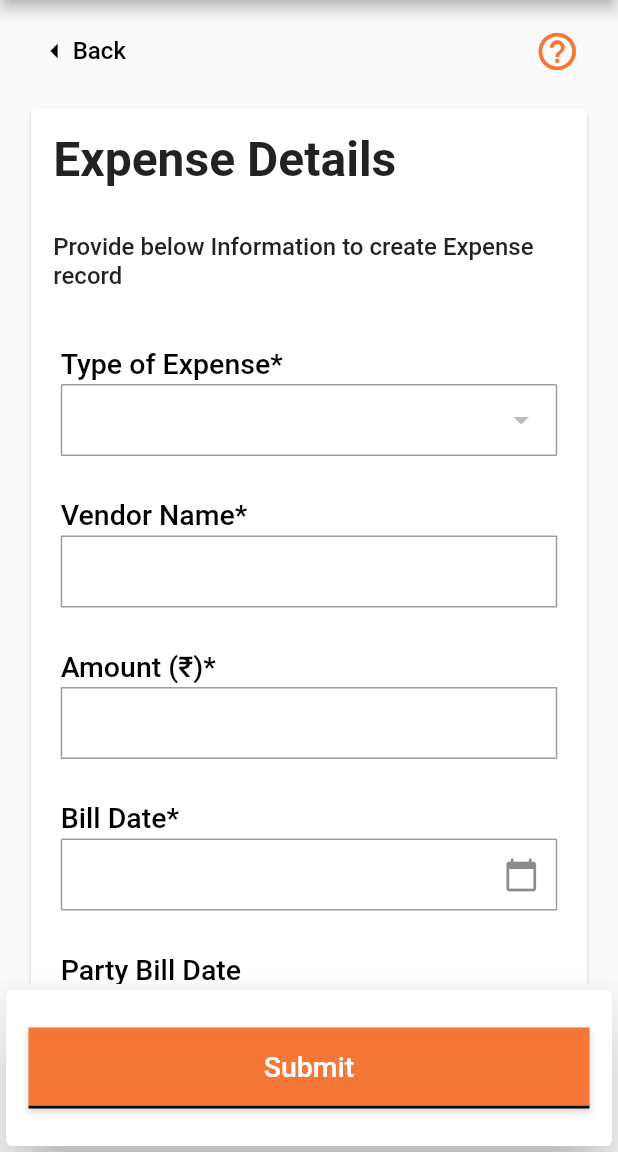
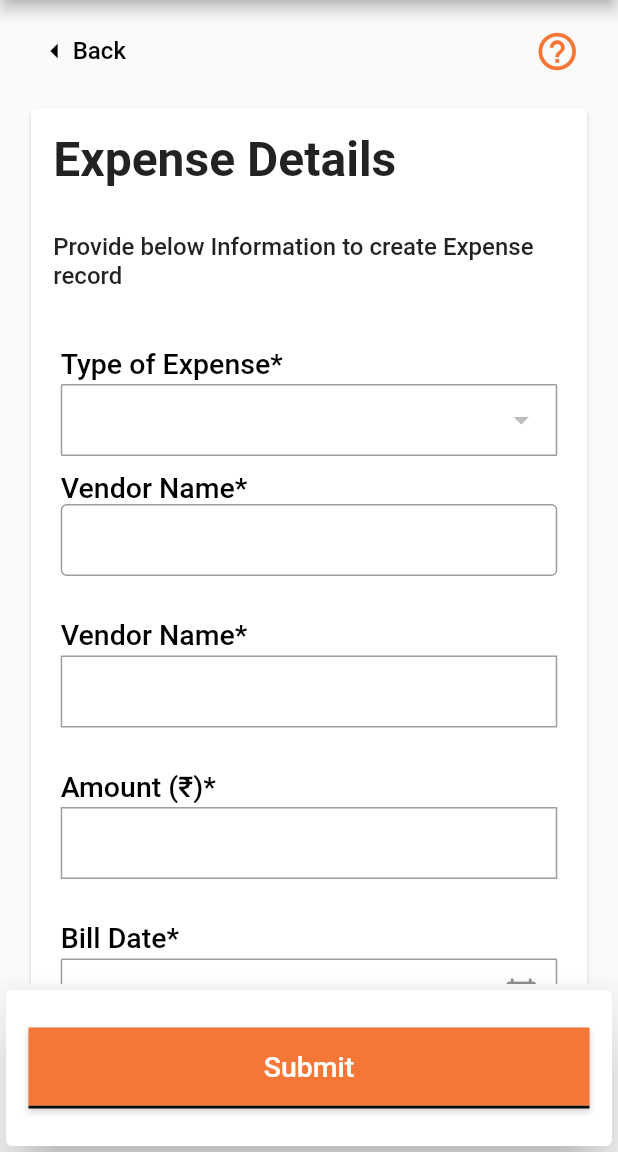
Before and after one commit to egovernments/punjab-mgramseva, a Flutter app: the ExpenseDetails screen opened by its route, on a phone screen of 412 x 824 dp, the part 84-1236 px from its top. Run offline on Flutter 3.47's test engine with Material 2 defaults, Android fonts, the phone set to English and light mode, and no system bars; drawn by our look-alikes of datetime_picker_formfield, flutter_typeahead; our stand-ins replace file_picker, flutter_secure_storage, flutter_spinkit, flutter_svg, fluttertoast, url_strategy; missing offline and left inert: horizontal_data_table, universal_html; accounts and stored records are empty; network calls fail.

Commit message:
changes related to the expenses details

```diff
--- a/frontend/mgramseva/lib/repository/expenses_repo.dart
+++ b/frontend/mgramseva/lib/repository/expenses_repo.dart
@@ -13,10 +13,10 @@ import 'package:provider/provider.dart';
 class ExpensesRepository extends BaseService {
 
   Future<bool> addExpenses(Map body) async {
-    var result = false;
     var commonProvider = Provider.of<CommonProvider>(
         navigatorKey.currentContext!,
         listen: false);
+    var result = false;
 
     var res = await makeRequest(
         url: Url.ADD_EXPENSES, body: body, method: RequestType.POST, requestInfo: RequestInfo('Rainmaker', .01, "", "create", "", "", "",
--- a/frontend/mgramseva/lib/screeens/ExpenseDetails.dart
+++ b/frontend/mgramseva/lib/screeens/ExpenseDetails.dart
@@ -21,6 +21,7 @@ import 'package:mgramseva/widgets/SideBar.dart';
 import 'package:mgramseva/routers/Routers.dart';
 import 'package:mgramseva/widgets/SubLabel.dart';
 import 'package:mgramseva/widgets/TextFieldBuilder.dart';
+import 'package:mgramseva/widgets/auto_complete.dart';
 import 'package:mgramseva/widgets/help.dart';
 import 'package:provider/provider.dart';
 import 'package:flutter_typeahead/flutter_typeahead.dart';
@@ -45,10 +46,11 @@ class _ExpenseDetailsState extends State<ExpenseDetails> {
         Provider.of<ExpensesDetailsProvider>(context, listen: false)
     ..formKey = GlobalKey<FormState>()
     ..suggestionsBoxController = SuggestionsBoxController()
+    ..expenditureDetails = ExpensesDetailsModel()
     ..autoValidation = false
     ..getExpensesDetails()
     ..getExpenses()
-    ..getVendorList('as');
+    ..fetchVendors();
   }
 
   @override
@@ -120,6 +122,8 @@ class _ExpenseDetailsState extends State<ExpenseDetails> {
                         expensesDetailsProvider.onChangeOfExpenses,
                         expensesDetailsProvider.getExpenseTypeList(),
                         true),
+                    AutoCompleteView(labelText: 'Vendor Name', controller: expenseDetails.vendorNameCtrl, suggestionsBoxController: expensesDetailsProvider.suggestionsBoxController,
+                    onSuggestionSelected: expensesDetailsProvider.onSuggestionSelected, callBack: expensesDetailsProvider.onSearchVendorList, listTile: buildTile, isRequired: true),
                     BuildTextField(
                       'Vendor Name',
                       expenseDetails.vendorNameCtrl,
@@ -154,5 +158,6 @@ class _ExpenseDetailsState extends State<ExpenseDetails> {
         ]));
   }
 
+  Widget buildTile(context, vendor) => Text('${vendor?.name}');
 
 }
--- /dev/null
+++ b/frontend/mgramseva/lib/widgets/auto_complete.dart
@@ -0,0 +1,59 @@
+import 'package:flutter/material.dart';
+import 'package:flutter_typeahead/flutter_typeahead.dart';
+import 'package:mgramseva/utils/Locilization/application_localizations.dart';
+
+class AutoCompleteView extends StatelessWidget {
+
+  final String labelText;
+  final bool? isRequired;
+  final Future<List<dynamic>> Function(String) callBack;
+  final TextEditingController controller;
+  final Function(dynamic) onSuggestionSelected;
+  final Widget Function(BuildContext, dynamic) listTile;
+  final SuggestionsBoxController? suggestionsBoxController;
+
+  const AutoCompleteView({Key? key, required this.labelText, required this.callBack, required this.onSuggestionSelected, required this.listTile, required this.controller, this.suggestionsBoxController, this.isRequired}) : super(key: key);
+
+  @override
+  Widget build(BuildContext context) {
+    return Container(
+      margin:
+      const EdgeInsets.only(top: 5.0, bottom: 5, right: 20, left: 20),
+      child: Column(
+        children : [
+           Align(
+              alignment: Alignment.centerLeft,
+              child: Row(children: <Widget>[
+                Text(ApplicationLocalizations.of(context).translate(labelText),
+                    textAlign: TextAlign.left,
+                    style: TextStyle(
+                        fontWeight: FontWeight.w400, fontSize: 19, color: Colors.black)),
+                Text((isRequired ?? false) ? '* ' : ' ',
+                    textAlign: TextAlign.left,
+                    style: TextStyle(
+                        fontWeight: FontWeight.w400, fontSize: 19, color: Colors.black)),
+              ])),
+          TypeAheadField(
+          textFieldConfiguration: TextFieldConfiguration(
+              controller: controller,
+              autofocus: true,
+              style: DefaultTextStyle.of(context).style.copyWith(
+                  fontStyle: FontStyle.italic
+              ),
+              decoration: InputDecoration(
+                  border: OutlineInputBorder()
+              )
+          ),
+          hideOnEmpty: true,
+          suggestionsBoxController: suggestionsBoxController,
+          suggestionsCallback: (pattern) async {
+            return await callBack(pattern);
+          },
+          itemBuilder: listTile,
+          onSuggestionSelected: onSuggestionSelected
+        ),
+    ]
+      ),
+    );
+  }
+}
```
Also changed, not shown: frontend/mgramseva/lib/providers/expenses_details_provider.dart (+21 -13 lines), frontend/mgramseva/lib/services/base_service.dart (+4 -3 lines), frontend/mgramseva/lib/model/expensesDetails/vendor.g.dart (added), frontend/mgramseva/pubspec.lock.
